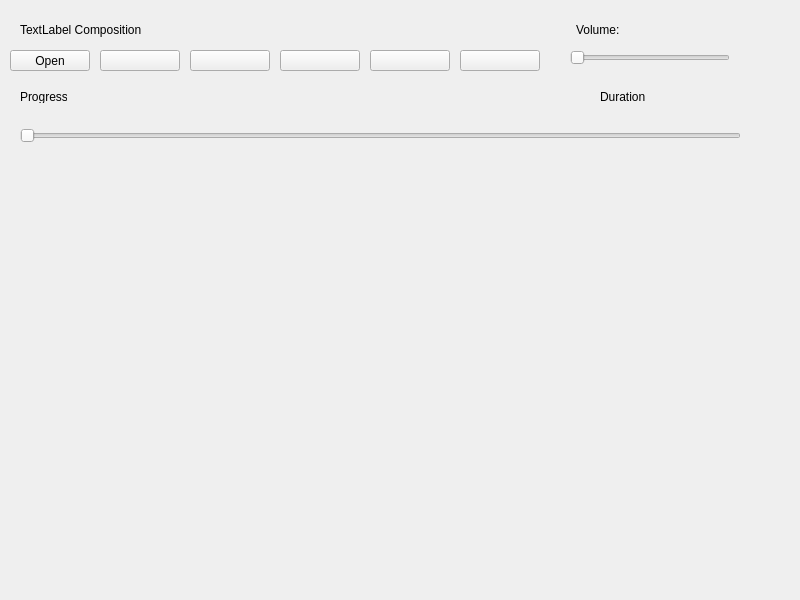
The window that widget.ui (ulyanagrinyuk/QtMediaPalyer) describes before a commit, drawn with Qt 5.
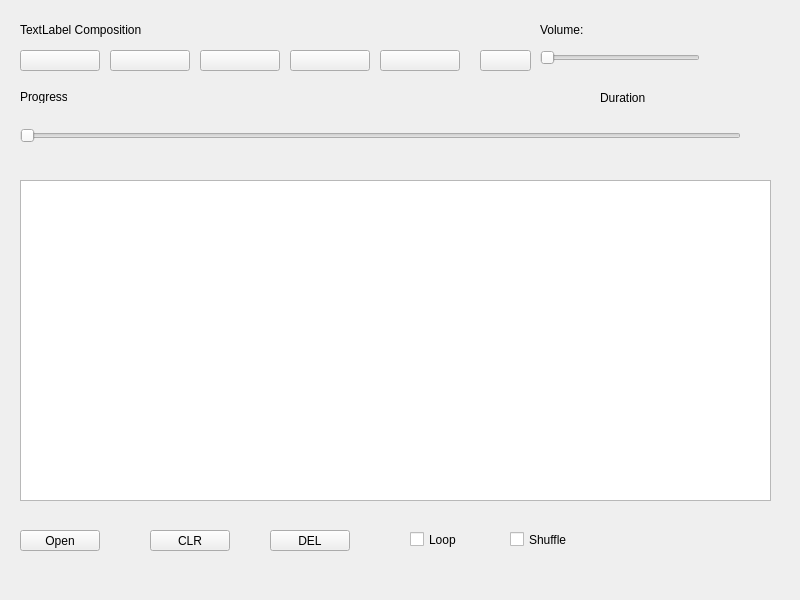
The same window after the commit. Icons and pictures are not drawn.

```diff
--- a/widget.ui
+++ b/widget.ui
@@ -20,7 +20,7 @@
   <widget class="QPushButton" name="pushButtonPlay">
    <property name="geometry">
     <rect>
-     <x>190</x>
+     <x>110</x>
      <y>50</y>
      <width>80</width>
      <height>21</height>
@@ -33,7 +33,7 @@
   <widget class="QPushButton" name="pushButtonPause">
    <property name="geometry">
     <rect>
-     <x>280</x>
+     <x>200</x>
      <y>50</y>
      <width>80</width>
      <height>21</height>
@@ -46,7 +46,7 @@
   <widget class="QPushButton" name="pushButtonStop">
    <property name="geometry">
     <rect>
-     <x>370</x>
+     <x>290</x>
      <y>50</y>
      <width>80</width>
      <height>21</height>
@@ -59,8 +59,8 @@
   <widget class="QPushButton" name="pushButtonOpen">
    <property name="geometry">
     <rect>
-     <x>10</x>
-     <y>50</y>
+     <x>20</x>
+     <y>530</y>
      <width>80</width>
      <height>21</height>
     </rect>
@@ -72,7 +72,7 @@
   <widget class="QPushButton" name="pushButtonPrev">
    <property name="geometry">
     <rect>
-     <x>100</x>
+     <x>20</x>
      <y>50</y>
      <width>80</width>
      <height>21</height>
@@ -85,7 +85,7 @@
   <widget class="QPushButton" name="pushButtonNext">
    <property name="geometry">
     <rect>
-     <x>460</x>
+     <x>380</x>
      <y>50</y>
      <width>80</width>
      <height>21</height>
@@ -98,7 +98,7 @@
   <widget class="QSlider" name="horizontalSliderVolume">
    <property name="geometry">
     <rect>
-     <x>570</x>
+     <x>540</x>
      <y>50</y>
      <width>160</width>
      <height>16</height>
@@ -124,7 +124,7 @@
   <widget class="QLabel" name="labelVolume">
    <property name="geometry">
     <rect>
-     <x>576</x>
+     <x>540</x>
      <y>20</y>
      <width>151</width>
      <height>20</height>
@@ -165,14 +165,89 @@
     <rect>
      <x>600</x>
      <y>90</y>
-     <width>47</width>
-     <height>13</height>
+     <width>101</width>
+     <height>16</height>
     </rect>
    </property>
    <property name="text">
     <string>Duration</string>
    </property>
   </widget>
+  <widget class="QPushButton" name="pushButtonMute">
+   <property name="geometry">
+    <rect>
+     <x>480</x>
+     <y>50</y>
+     <width>51</width>
+     <height>21</height>
+    </rect>
+   </property>
+   <property name="text">
+    <string/>
+   </property>
+  </widget>
+  <widget class="QTableView" name="tableViewPlaylist">
+   <property name="geometry">
+    <rect>
+     <x>20</x>
+     <y>180</y>
+     <width>751</width>
+     <height>321</height>
+    </rect>
+   </property>
+  </widget>
+  <widget class="QPushButton" name="pushButtonCLR">
+   <property name="geometry">
+    <rect>
+     <x>150</x>
+     <y>530</y>
+     <width>80</width>
+     <height>21</height>
+    </rect>
+   </property>
+   <property name="text">
+    <string>CLR</string>
+   </property>
+  </widget>
+  <widget class="QCheckBox" name="checkBoxLoop">
+   <property name="geometry">
+    <rect>
+     <x>410</x>
+     <y>530</y>
+     <width>72</width>
+     <height>19</height>
+    </rect>
+   </property>
+   <property name="text">
+    <string>Loop</string>
+   </property>
+  </widget>
+  <widget class="QCheckBox" name="checkBoxShuffle">
+   <property name="geometry">
+    <rect>
+     <x>510</x>
+     <y>530</y>
+     <width>72</width>
+     <height>19</height>
+    </rect>
+   </property>
+   <property name="text">
+    <string>Shuffle</string>
+   </property>
+  </widget>
+  <widget class="QPushButton" name="pushButtonDEL">
+   <property name="geometry">
+    <rect>
+     <x>270</x>
+     <y>530</y>
+     <width>80</width>
+     <height>21</height>
+    </rect>
+   </property>
+   <property name="text">
+    <string>DEL</string>
+   </property>
+  </widget>
  </widget>
  <resources/>
  <connections/>
```
